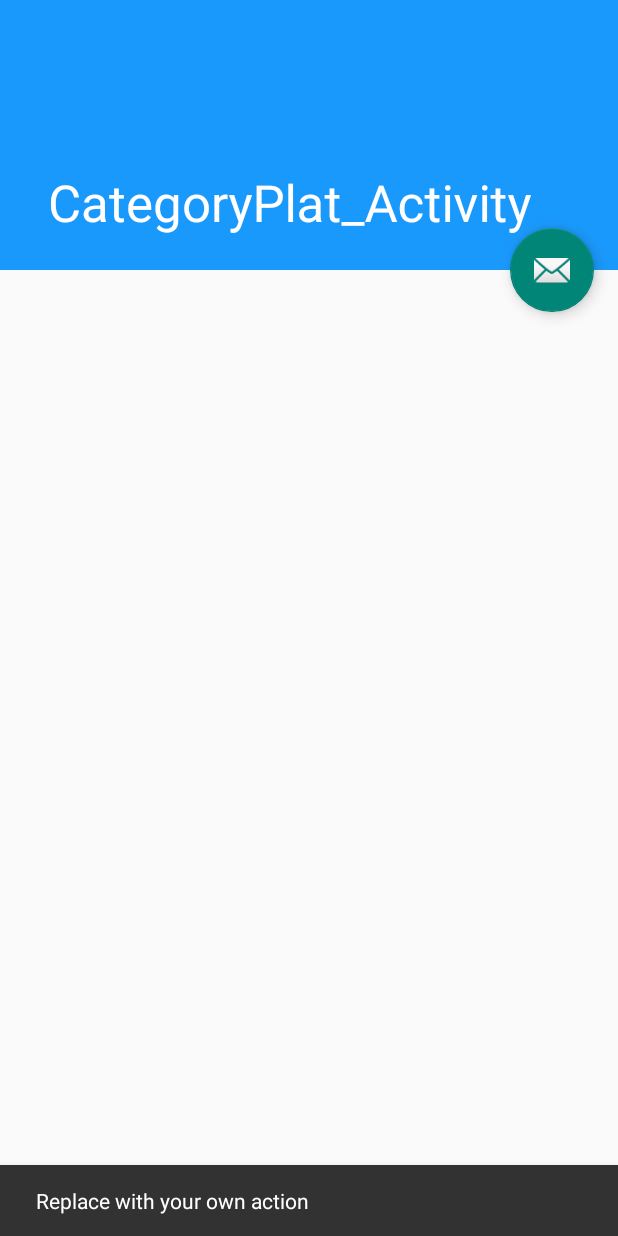
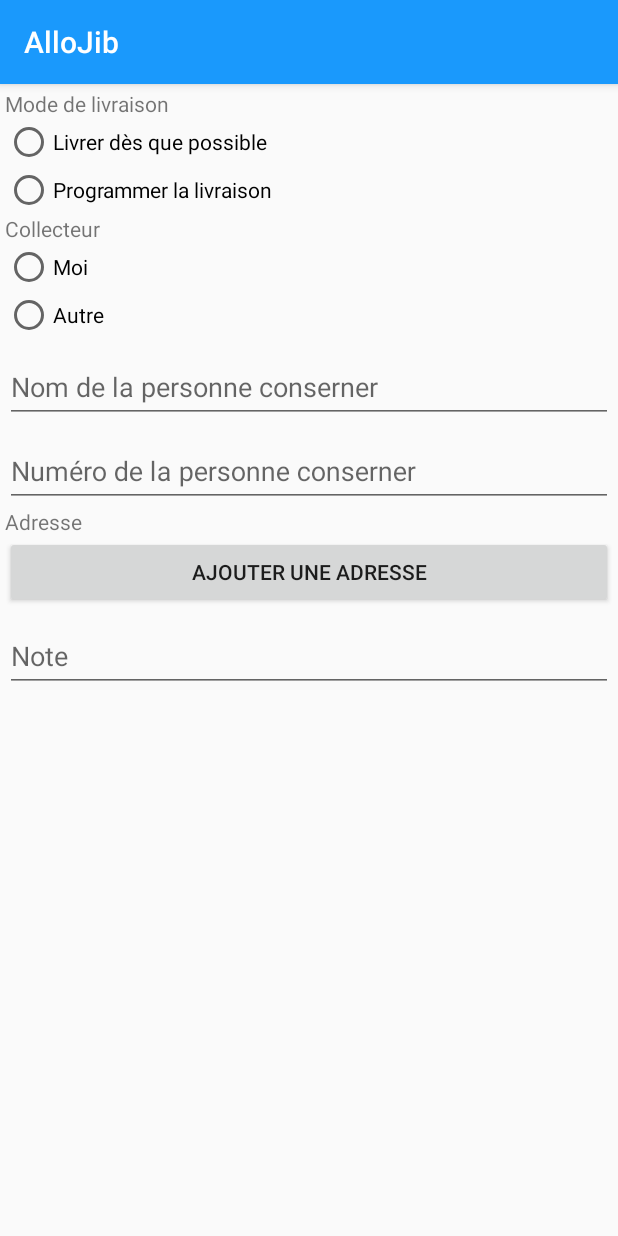
Before and after one commit to alfennec/WS-ALLOJIB, an Android app: the CategoryPlat_Activity screen opened directly, with no data from a screen before it, after a tap on an icon or button, on a phone screen of 412 x 824 dp. Run offline under Robolectric (Android 15) with nearby library versions, the phone set to English and light mode, and no system bars; libraries missing offline, so code that uses them is left out: com.bignerdranch.expandablerecyclerview; 2 statements that could not run were skipped.

```diff
--- a/app/build.gradle
+++ b/app/build.gradle
@@ -38,5 +38,4 @@ dependencies {
     /* my expandablerecyclerview */
     implementation 'com.bignerdranch.android:expandablerecyclerview:3.0.0-RC1'
 
-
 }
--- a/app/src/main/AndroidManifest.xml
+++ b/app/src/main/AndroidManifest.xml
@@ -12,7 +12,8 @@
         android:roundIcon="@mipmap/ic_launcher_round"
         android:supportsRtl="true"
         android:theme="@style/AppTheme">
-        <activity android:name=".controller.Restaurant_Activity"></activity>
+        <activity android:name=".controller.Order_Plat_Activity"></activity>
+        <activity android:name=".controller.Restaurant_Activity" />
         <activity
             android:name=".controller.CategoryPlat_Activity"
             android:label="@string/title_activity_category_plat_"
--- a/app/src/main/java/com/fennec/allojib/adapter/CategoryPlatAdapter.java
+++ b/app/src/main/java/com/fennec/allojib/adapter/CategoryPlatAdapter.java
@@ -59,7 +59,7 @@ public class CategoryPlatAdapter extends RecyclerView.Adapter<CategoryPlatAdapte
     @Override
     public void onBindViewHolder(final MyViewHolder holder, final int position)
     {
-        final CategoryPlat  myCategoryPlat = list.get(position);
+        final CategoryPlat myCategoryPlat = list.get(position);
         holder.intituler.setText(myCategoryPlat.intituler);
 
         holder.parent.setOnClickListener(new View.OnClickListener()
--- /dev/null
+++ b/app/src/main/java/com/fennec/allojib/adapter/OrderPlatAdapter.java
@@ -0,0 +1,94 @@
+package com.fennec.allojib.adapter;
+
+import android.util.Log;
+import android.view.LayoutInflater;
+import android.view.View;
+import android.view.ViewGroup;
+import android.widget.ImageView;
+import android.widget.TextView;
+
+import androidx.recyclerview.widget.RecyclerView;
+
+import com.bumptech.glide.Glide;
+import com.fennec.allojib.R;
+import com.fennec.allojib.config.constant;
+import com.fennec.allojib.entity.OrderPlat;
+import com.fennec.allojib.entity.Plat;
+import com.fennec.allojib.repository.PlatRepository;
+
+
+import java.util.List;
+
+public class OrderPlatAdapter extends RecyclerView.Adapter<OrderPlatAdapter.MyViewHolder> {
+
+    public List<OrderPlat> list;
+    public boolean showAdd = false;
+
+    public class MyViewHolder extends RecyclerView.ViewHolder
+    {
+        public TextView plat_name,plat_prix;
+        public ImageView image_restaurant;
+        public View parent;
+        public RecyclerView recyclerView;
+
+        public MyViewHolder(View view)
+        {
+            super(view);
+            parent=view;
+            plat_name = (TextView) view.findViewById(R.id.plat_name);
+            plat_prix = (TextView) view.findViewById(R.id.plat_prix);
+        }
+    }
+
+    public OrderPlatAdapter(List<OrderPlat> list)
+    {
+        this.list = list;
+    }
+
+    @Override
+    public OrderPlatAdapter.MyViewHolder onCreateViewHolder(ViewGroup parent, int viewType)
+    {
+        View itemView = LayoutInflater.from(parent.getContext()).inflate(R.layout.item_order_plat, parent, false);
+
+        return new OrderPlatAdapter.MyViewHolder(itemView);
+    }
+
+    @Override
+    public int getItemViewType(int position)
+    {
+        if(position == getItemCount()-1 && showAdd)
+            return 2;
+        return 1;
+    }
+
+    @Override
+    public void onBindViewHolder(final OrderPlatAdapter.MyViewHolder holder, final int position)
+    {
+        final OrderPlat myOrderPlat = list.get(position);
+
+        /** get donner form repository **/
+        Plat current_plat = PlatRepository.getPlatById(myOrderPlat.id_plat);
+
+        holder.plat_name.setText(current_plat.intituler);
+        holder.plat_prix.setText(""+current_plat.prix);
+
+
+
+        holder.parent.setOnClickListener(new View.OnClickListener()
+        {
+            @Override
+            public void onClick(View view)
+            {
+               // Restaurant_Activity.to_newIntent(myRestaurant.id);
+            }
+        });
+
+        //Log.d("TAG_JSON", "onClick: ADAPTER RESTAURANT " + myRestaurant.intituler+" "+myRestaurant.specialiter+" "+myRestaurant.prix_transp+" "+myRestaurant.situation+" "+myRestaurant.restaurant_image);
+    }
+
+    @Override
+    public int getItemCount()
+    {
+        return list.size();
+    }
+}
--- a/app/src/main/java/com/fennec/allojib/controller/CategoryPlat_Activity.java
+++ b/app/src/main/java/com/fennec/allojib/controller/CategoryPlat_Activity.java
@@ -110,14 +110,17 @@ public class CategoryPlat_Activity extends AppCompatActivity {
             @Override
             public void onClick(View view)
             {
-                Snackbar.make(view, "Replace with your own action", Snackbar.LENGTH_LONG)
-                        .setAction("Action", null).show();
+                /*Snackbar.make(view, "Replace with your own action", Snackbar.LENGTH_LONG)
+                        .setAction("Action", null).show();*/
+
+                Intent intent = new Intent(main, Order_Plat_Activity.class);
+                startActivity(intent);
             }
         });
     }
 
-    public static void OnclickAdd()
+    public static void OnclickAdd(String msg)
     {
-        Toast.makeText(main," Click image view", Toast.LENGTH_SHORT).show();
+        Toast.makeText(main,msg, Toast.LENGTH_SHORT).show();
     }
 }
--- /dev/null
+++ b/app/src/main/java/com/fennec/allojib/controller/Order_Plat_Activity.java
@@ -0,0 +1,37 @@
+package com.fennec.allojib.controller;
+
+import androidx.appcompat.app.AppCompatActivity;
+import androidx.recyclerview.widget.LinearLayoutManager;
+import androidx.recyclerview.widget.RecyclerView;
+
+import android.os.Bundle;
+
+import com.fennec.allojib.R;
+import com.fennec.allojib.adapter.CategoryPlatAdapter;
+import com.fennec.allojib.adapter.OrderPlatAdapter;
+import com.fennec.allojib.repository.CategoryPlatRepository;
+import com.fennec.allojib.repository.OrderPlatRepository;
+
+public class Order_Plat_Activity extends AppCompatActivity {
+
+    public static RecyclerView recyclerView;
+    public static OrderPlatAdapter orderPlatAdapter;
+
+    public static Order_Plat_Activity main;
+
+    @Override
+    protected void onCreate(Bundle savedInstanceState)
+    {
+        super.onCreate(savedInstanceState);
+        setContentView(R.layout.activity_order_plat);
+        main = this;
+
+        /** adapter  **/
+        recyclerView = (RecyclerView)findViewById(R.id.recyclerView);
+        LinearLayoutManager lm = new LinearLayoutManager(main, LinearLayoutManager.VERTICAL, false);
+        recyclerView.setLayoutManager(lm);
+
+        orderPlatAdapter = new OrderPlatAdapter(OrderPlatRepository.list_orderPlat);
+        recyclerView.setAdapter(orderPlatAdapter);
+    }
+}
--- a/app/src/main/java/com/fennec/allojib/entity/OrderPlat.java
+++ b/app/src/main/java/com/fennec/allojib/entity/OrderPlat.java
@@ -10,6 +10,12 @@ public class OrderPlat {
     public OrderPlat()
     {
 
+    }
+
+    public OrderPlat(int id_plat, int quantity)
+    {
+        this.id_plat = id_plat;
+        this.quantity = quantity;
     }
 
     public OrderPlat(int id_passOrder, int id_plat, int quantity)
--- /dev/null
+++ b/app/src/main/java/com/fennec/allojib/repository/OrderPlatRepository.java
@@ -0,0 +1,10 @@
+package com.fennec.allojib.repository;
+
+import com.fennec.allojib.entity.OrderPlat;
+
+import java.util.ArrayList;
+
+public class OrderPlatRepository {
+
+    public static ArrayList<OrderPlat> list_orderPlat = new ArrayList<>();
+}
--- /dev/null
+++ b/app/src/main/res/layout/activity_order_plat.xml
@@ -0,0 +1,119 @@
+<?xml version="1.0" encoding="utf-8"?>
+<ScrollView
+    xmlns:android="http://schemas.android.com/apk/res/android"
+    android:layout_width="fill_parent"
+    android:layout_height="fill_parent"
+    android:padding="3dp">
+
+    <LinearLayout
+        android:layout_width="fill_parent"
+        android:layout_height="fill_parent"
+        android:orientation="vertical">
+
+        <androidx.recyclerview.widget.RecyclerView
+            android:id="@+id/recyclerView"
+            android:layout_width="match_parent"
+            android:layout_height="wrap_content"
+            android:layout_weight="3"
+            />
+
+        <TextView
+            android:id="@+id/textView"
+            android:layout_width="wrap_content"
+            android:layout_height="wrap_content"
+            android:layout_weight="3"
+            android:text="Mode de livraison" />
+
+        <RadioGroup
+            android:layout_width="match_parent"
+            android:layout_height="match_parent"
+            android:layout_weight="3" >
+
+            <RadioButton
+                android:id="@+id/radioButton"
+                android:layout_width="match_parent"
+                android:layout_height="wrap_content"
+                android:text="Livrer dès que possible" />
+
+            <RadioButton
+                android:id="@+id/radioButton2"
+                android:layout_width="match_parent"
+                android:layout_height="wrap_content"
+                android:text="Programmer la livraison" />
+        </RadioGroup>
+
+        <TextView
+            android:id="@+id/textView2"
+            android:layout_width="wrap_content"
+            android:layout_height="wrap_content"
+            android:layout_weight="3"
+            android:text="Collecteur" />
+
+        <RadioGroup
+            android:layout_width="match_parent"
+            android:layout_height="match_parent"
+            android:layout_weight="3" >
+
+            <RadioButton
+                android:id="@+id/radioButton3"
+                android:layout_width="match_parent"
+                android:layout_height="wrap_content"
+                android:text="Moi" />
+
+            <RadioButton
+                android:id="@+id/radioButton4"
+                android:layout_width="match_parent"
+                android:layout_height="wrap_content"
+                android:text="Autre" />
+        </RadioGroup>
+
+        <com.google.android.material.textfield.TextInputLayout
+            android:layout_width="match_parent"
+            android:layout_height="match_parent"
+            android:layout_weight="3">
+
+            <com.google.android.material.textfield.TextInputEditText
+                android:layout_width="match_parent"
+                android:layout_height="wrap_content"
+                android:hint="Nom de la personne conserner" />
+        </com.google.android.material.textfield.TextInputLayout>
+
+        <com.google.android.material.textfield.TextInputLayout
+            android:layout_width="match_parent"
+            android:layout_height="match_parent"
+            android:layout_weight="3">
+
+            <com.google.android.material.textfield.TextInputEditText
+                android:layout_width="match_parent"
+                android:layout_height="wrap_content"
+                android:hint="Numéro de la personne conserner" />
+        </com.google.android.material.textfield.TextInputLayout>
+
+        <TextView
+            android:id="@+id/textView10"
+            android:layout_width="match_parent"
+            android:layout_height="wrap_content"
+            android:layout_weight="3"
+            android:text="Adresse" />
+
+        <Button
+            android:id="@+id/button"
+            android:layout_width="match_parent"
+            android:layout_height="wrap_content"
+            android:layout_weight="3"
+            android:text="Ajouter une adresse" />
+
+        <com.google.android.material.textfield.TextInputLayout
+            android:layout_width="match_parent"
+            android:layout_height="match_parent"
+            android:layout_weight="3">
+
+            <com.google.android.material.textfield.TextInputEditText
+                android:layout_width="match_parent"
+                android:layout_height="wrap_content"
+                android:hint="Note" />
+        </com.google.android.material.textfield.TextInputLayout>
+
+    </LinearLayout>
+
+</ScrollView>
--- a/app/src/main/res/layout/item_plat.xml
+++ b/app/src/main/res/layout/item_plat.xml
@@ -46,8 +46,8 @@
 
     <ImageButton
         android:id="@+id/add_plat"
-        android:layout_width="30dp"
-        android:layout_height="30dp"
+        android:layout_width="40dp"
+        android:layout_height="40dp"
         android:layout_weight="0"
         android:paddingVertical="15dp"
         app:srcCompat="@android:drawable/ic_input_add" />
--- a/build.gradle
+++ b/build.gradle
@@ -18,7 +18,6 @@ allprojects {
     repositories {
         google()
         jcenter()
-
     }
 }
 
```
Also changed, not shown: app/src/main/java/com/fennec/allojib/adapter/PlatViewHolder.java (+12 -2 lines), app/src/main/java/com/fennec/allojib/entity/PassOrderPlat.java (+10 -2 lines), app/src/main/java/com/fennec/allojib/repository/PassOrderPlatRepository.java (added, +10 -0 lines), app/src/main/java/com/fennec/allojib/repository/PlatRepository.java (+16 -0 lines), app/src/main/res/layout/item_order_plat.xml (added, +92 -0 lines).
